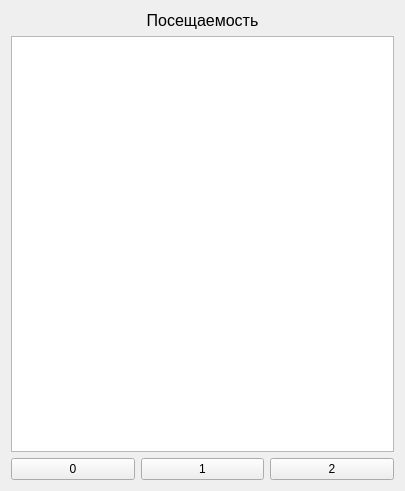
Old version of the form ElectronicJournal/tablevisit.ui in the repository MariyaMari/myJournal.
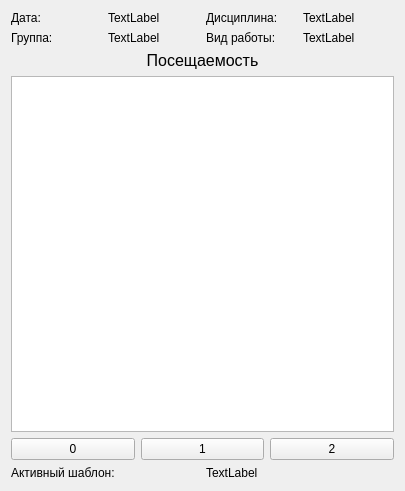
New version of the form.

What changed in the file:
```diff
--- a/ElectronicJournal/tablevisit.ui
+++ b/ElectronicJournal/tablevisit.ui
@@ -13,8 +13,68 @@
   <property name="windowTitle">
    <string>Form</string>
   </property>
-  <layout class="QGridLayout" name="gridLayout_2">
+  <layout class="QGridLayout" name="gridLayout_3">
    <item row="0" column="0">
+    <layout class="QGridLayout" name="gridLayout_2">
+     <item row="1" column="1">
+      <widget class="QLabel" name="label_5">
+       <property name="text">
+        <string>TextLabel</string>
+       </property>
+      </widget>
+     </item>
+     <item row="1" column="0">
+      <widget class="QLabel" name="label_4">
+       <property name="text">
+        <string>Группа:</string>
+       </property>
+      </widget>
+     </item>
+     <item row="0" column="2">
+      <widget class="QLabel" name="label_6">
+       <property name="text">
+        <string>Дисциплина:</string>
+       </property>
+      </widget>
+     </item>
+     <item row="0" column="1">
+      <widget class="QLabel" name="label_3">
+       <property name="text">
+        <string>TextLabel</string>
+       </property>
+      </widget>
+     </item>
+     <item row="0" column="0">
+      <widget class="QLabel" name="label_2">
+       <property name="text">
+        <string>Дата:</string>
+       </property>
+      </widget>
+     </item>
+     <item row="0" column="3">
+      <widget class="QLabel" name="label_7">
+       <property name="text">
+        <string>TextLabel</string>
+       </property>
+      </widget>
+     </item>
+     <item row="1" column="2">
+      <widget class="QLabel" name="label_8">
+       <property name="text">
+        <string>Вид работы:</string>
+       </property>
+      </widget>
+     </item>
+     <item row="1" column="3">
+      <widget class="QLabel" name="label_9">
+       <property name="text">
+        <string>TextLabel</string>
+       </property>
+      </widget>
+     </item>
+    </layout>
+   </item>
+   <item row="1" column="0">
     <widget class="QLabel" name="label">
      <property name="font">
       <font>
@@ -29,14 +89,14 @@
      </property>
     </widget>
    </item>
-   <item row="1" column="0">
+   <item row="2" column="0">
     <layout class="QVBoxLayout" name="verticalLayout">
      <item>
       <widget class="QTableView" name="tableView"/>
      </item>
     </layout>
    </item>
-   <item row="2" column="0">
+   <item row="3" column="0">
     <layout class="QGridLayout" name="gridLayout">
      <item row="0" column="1">
       <widget class="QPushButton" name="pushButton">
@@ -61,6 +121,24 @@
      </item>
     </layout>
    </item>
+   <item row="4" column="0">
+    <layout class="QHBoxLayout" name="horizontalLayout">
+     <item>
+      <widget class="QLabel" name="label_10">
+       <property name="text">
+        <string>Активный шаблон:</string>
+       </property>
+      </widget>
+     </item>
+     <item>
+      <widget class="QLabel" name="label_11">
+       <property name="text">
+        <string>TextLabel</string>
+       </property>
+      </widget>
+     </item>
+    </layout>
+   </item>
   </layout>
  </widget>
  <resources/>
```
